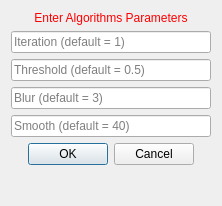
First picture: the form in Version2.0/Plugins/kcl.cemrgapp.mmcwplugin/src/internal/MmcwViewUIMeshing.ui, repository OpenHeartDevelopers/CemrgApp, before the edit.
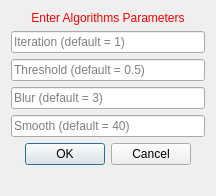
Second picture: the form after the edit.

```diff
--- a/Version2.0/Plugins/kcl.cemrgapp.mmcwplugin/src/internal/MmcwViewUIMeshing.ui
+++ b/Version2.0/Plugins/kcl.cemrgapp.mmcwplugin/src/internal/MmcwViewUIMeshing.ui
@@ -6,8 +6,8 @@
    <rect>
     <x>0</x>
     <y>0</y>
-    <width>222</width>
-    <height>206</height>
+    <width>216</width>
+    <height>196</height>
    </rect>
   </property>
   <property name="sizePolicy">
@@ -19,7 +19,13 @@
   <property name="minimumSize">
    <size>
     <width>0</width>
-    <height>0</height>
+    <height>196</height>
+   </size>
+  </property>
+  <property name="maximumSize">
+   <size>
+    <width>16777215</width>
+    <height>196</height>
    </size>
   </property>
   <property name="windowTitle">
```
